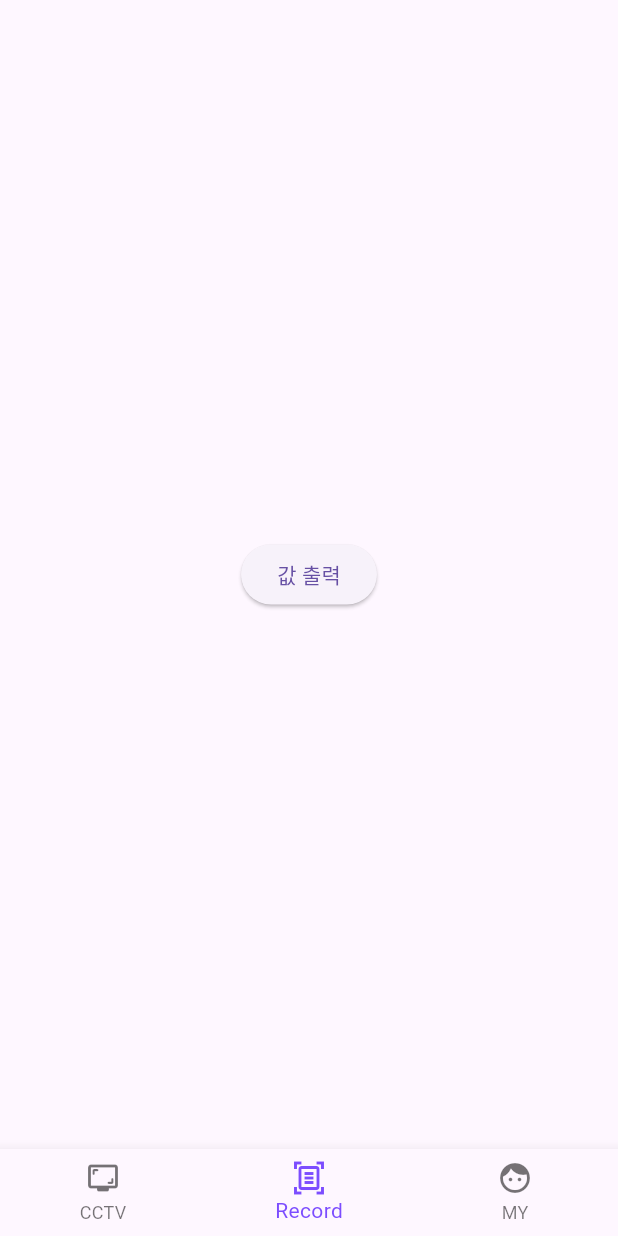
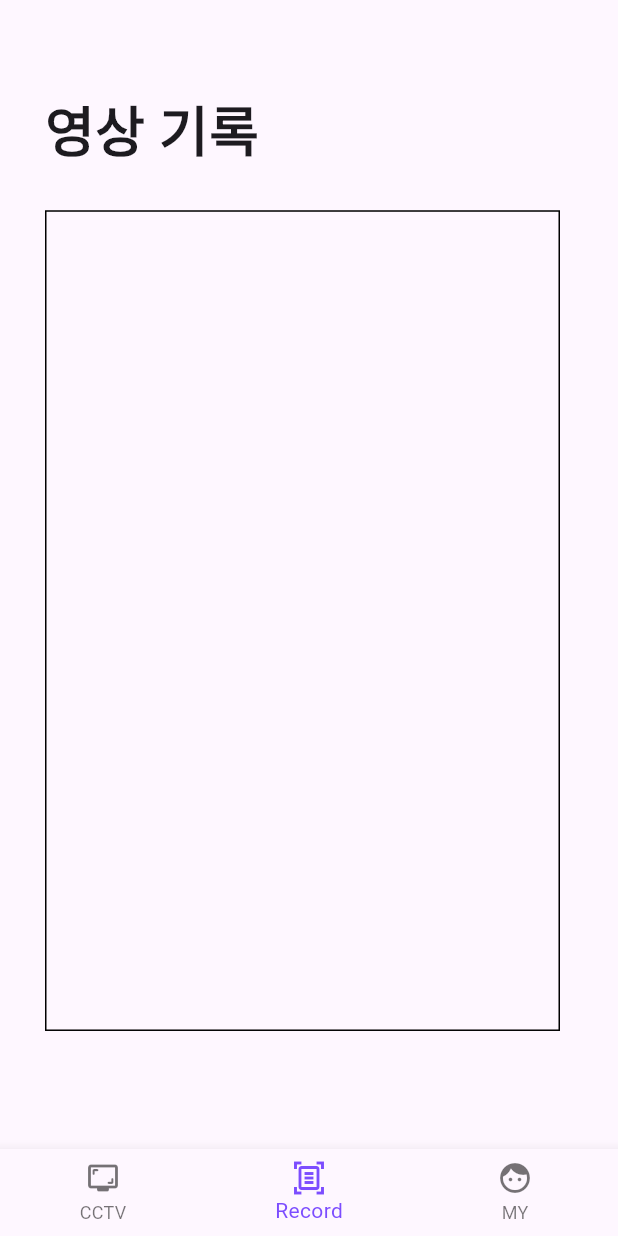
Before and after one commit to JinPyoK/magic_eye, a Flutter app: the NaviScreen screen opened by its route, item 2 of the bottom bar chosen, on a phone screen of 412 x 824 dp. Run offline on Flutter 3.47's test engine with Material 3 defaults, Android fonts, the phone set to English and light mode, and no system bars; our stand-ins replace dio, firebase_auth, firebase_core, firebase_database, google_sign_in, string_validator; accounts and stored records are empty; generated files the repository leaves out were written again.

Commit message:
record screen base

```diff
--- a/lib/MagicEyeView/CCTVScreen/cctv_provider.dart
+++ b/lib/MagicEyeView/CCTVScreen/cctv_provider.dart
@@ -2,24 +2,25 @@ import 'package:flutter/foundation.dart';
 import 'package:dio/dio.dart';
 import 'package:magic_eye/Firebase/database.dart';
 
-late List<dynamic> cctvs;
+late List<dynamic> cctvsFromJson;
 
 class CCTVProvider extends ChangeNotifier {
-  List<dynamic> cctvss = cctvs;
-  List<String> menu = cctvs.map((cctv) => cctv['name'] as String).toList();
+  List<dynamic> cctvs = cctvsFromJson;
+  List<String> menu =
+      cctvsFromJson.map((cctv) => cctv['name'] as String).toList();
 
   String _connectAPI = '';
   final _dio = Dio();
 
   void changeAPI(String api) {
-    _connectAPI = cctvss[cctvs.indexWhere((cctv) => cctv['name'] == api)]['ip'];
+    _connectAPI = cctvs[cctvs.indexWhere((cctv) => cctv['name'] == api)]['ip'];
     notifyListeners();
   }
 
   void addMenu(String newMenu, String newApi) {
-    cctvss.insert(0, {"name": newMenu, "ip": newApi});
+    cctvs.insert(0, {"name": newMenu, "ip": newApi});
     menu.insert(0, newMenu);
-    updateDB({"cctvs": cctvss});
+    updateDB({"cctvs": cctvs});
     _connectAPI = newApi;
     notifyListeners();
   }
@@ -27,8 +28,8 @@ class CCTVProvider extends ChangeNotifier {
   void deleteMenu(String deleteMenu) {
     int deleteIndex = menu.indexOf(deleteMenu);
     menu.removeAt(deleteIndex);
-    cctvss.removeAt(deleteIndex);
-    updateDB({"cctvs": cctvss});
+    cctvs.removeAt(deleteIndex);
+    updateDB({"cctvs": cctvs});
     notifyListeners();
   }
 
--- /dev/null
+++ b/lib/MagicEyeView/RecordScreen/record_list.dart
@@ -0,0 +1,31 @@
+import 'package:flutter/material.dart';
+import 'package:provider/provider.dart';
+import 'record_item.dart';
+import 'record_provider.dart';
+
+class RecordList extends StatelessWidget {
+  final double width;
+  final double height;
+
+  const RecordList(this.width, this.height, {super.key});
+
+  @override
+  Widget build(BuildContext context) {
+    return Builder(builder: (context) {
+      List<dynamic> recordData = context.watch<RecordProvider>().records;
+      return Container(
+        width: width / 1.2,
+        height: height / 1.4,
+        decoration: BoxDecoration(border: Border.all()),
+        child: ListView.builder(
+            itemCount: recordData.length,
+            itemBuilder: (context, index) {
+              return RecordItem(
+                  date: recordData[index]['date'] ?? '',
+                  type: recordData[index]['type'] ?? '',
+                  videoURL: recordData[index]['video'] ?? '');
+            }),
+      );
+    });
+  }
+}
--- /dev/null
+++ b/lib/MagicEyeView/RecordScreen/record_provider.dart
@@ -0,0 +1,7 @@
+import 'package:flutter/material.dart';
+
+late List<dynamic> recordsFromJson;
+
+class RecordProvider extends ChangeNotifier {
+  List<dynamic> records = recordsFromJson;
+}
--- a/lib/MagicEyeView/RecordScreen/record_screen.dart
+++ b/lib/MagicEyeView/RecordScreen/record_screen.dart
@@ -1,17 +1,47 @@
 import 'package:flutter/material.dart';
+import 'package:magic_eye/MagicEyeView/RecordScreen/record_list.dart';
+import 'package:provider/provider.dart';
+import 'record_provider.dart';
 
 class RecordScreen extends StatelessWidget {
   const RecordScreen({super.key});
 
   @override
   Widget build(BuildContext context) {
-    return Scaffold(
-      body: Center(
-        child: Row(
-          mainAxisAlignment: MainAxisAlignment.center,
-          children: [
-            ElevatedButton(onPressed: () async {}, child: const Text("값 출력")),
-          ],
+    return MultiProvider(
+      providers: [ChangeNotifierProvider(create: (_) => RecordProvider())],
+      child: Scaffold(
+        body: LayoutBuilder(
+          builder: (_, box) {
+            final width = box.maxWidth;
+            final height = box.maxHeight;
+            return Padding(
+              padding: const EdgeInsets.all(30),
+              child: Row(
+                children: [
+                  Column(
+                    children: [
+                      SizedBox(
+                        height: height / 25,
+                      ),
+                      SizedBox(
+                        width: width / 1.2,
+                        child: const Text(
+                          "영상 기록",
+                          style: TextStyle(
+                              fontSize: 36, fontWeight: FontWeight.bold),
+                        ),
+                      ),
+                      SizedBox(
+                        height: height / 30,
+                      ),
+                      RecordList(width, height)
+                    ],
+                  )
+                ],
+              ),
+            );
+          },
         ),
       ),
     );
--- a/lib/MagicEyeView/navi_screen.dart
+++ b/lib/MagicEyeView/navi_screen.dart
@@ -4,6 +4,7 @@ import 'package:magic_eye/MagicEyeView/MyPageScreen/my_page_screen.dart';
 import 'package:magic_eye/MagicEyeView/RecordScreen/record_screen.dart';
 import 'package:magic_eye/MagicEyeView/user_info.dart';
 import 'package:magic_eye/MagicEyeView/CCTVScreen/cctv_provider.dart';
+import 'package:magic_eye/MagicEyeView/RecordScreen/record_provider.dart';
 
 class NaviScreen extends StatefulWidget {
   const NaviScreen({super.key});
@@ -52,7 +53,9 @@ class _NaviScreenState extends State<NaviScreen> {
               ),
             );
           } else {
-            cctvs = List.from(snapshot.data!.toJson()['cctvs']);
+            var json = snapshot.data!.toJson();
+            cctvsFromJson = List.from(json['cctvs']);
+            recordsFromJson = List.from(json['anormals']);
             return Scaffold(
               resizeToAvoidBottomInset: false,
               body: IndexedStack(
```
Also changed, not shown: lib/MagicEyeView/MyPageScreen/my_page_screen.dart (+30 -0 lines), lib/MagicEyeView/RecordScreen/record_item.dart (added, +29 -0 lines).
